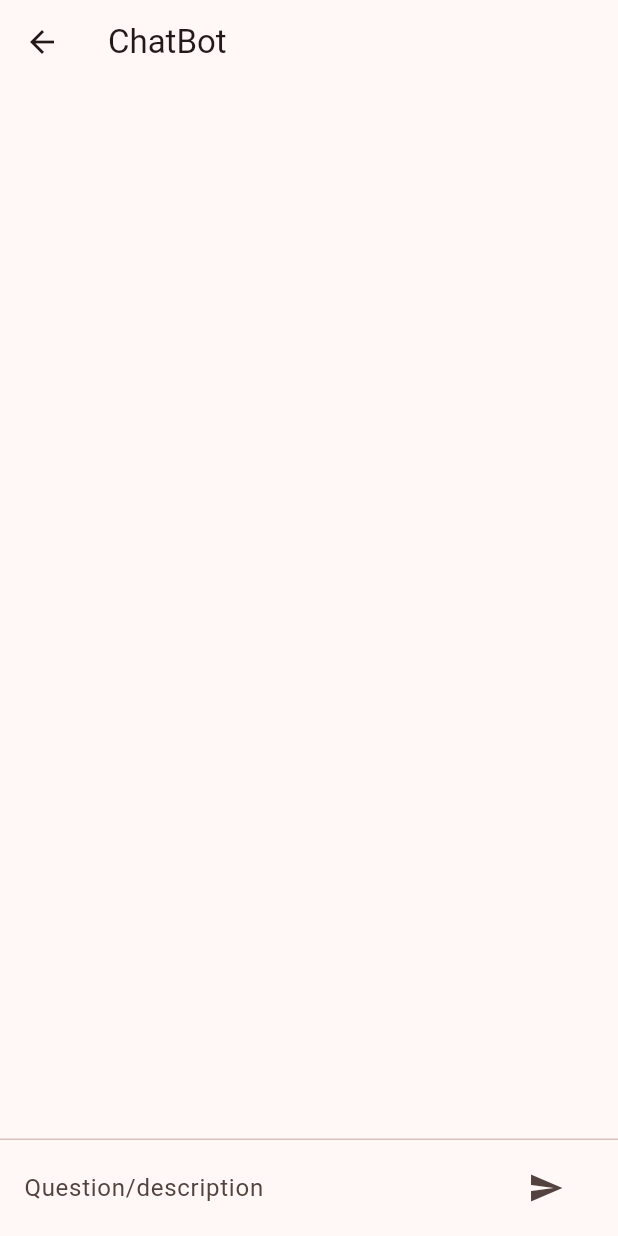
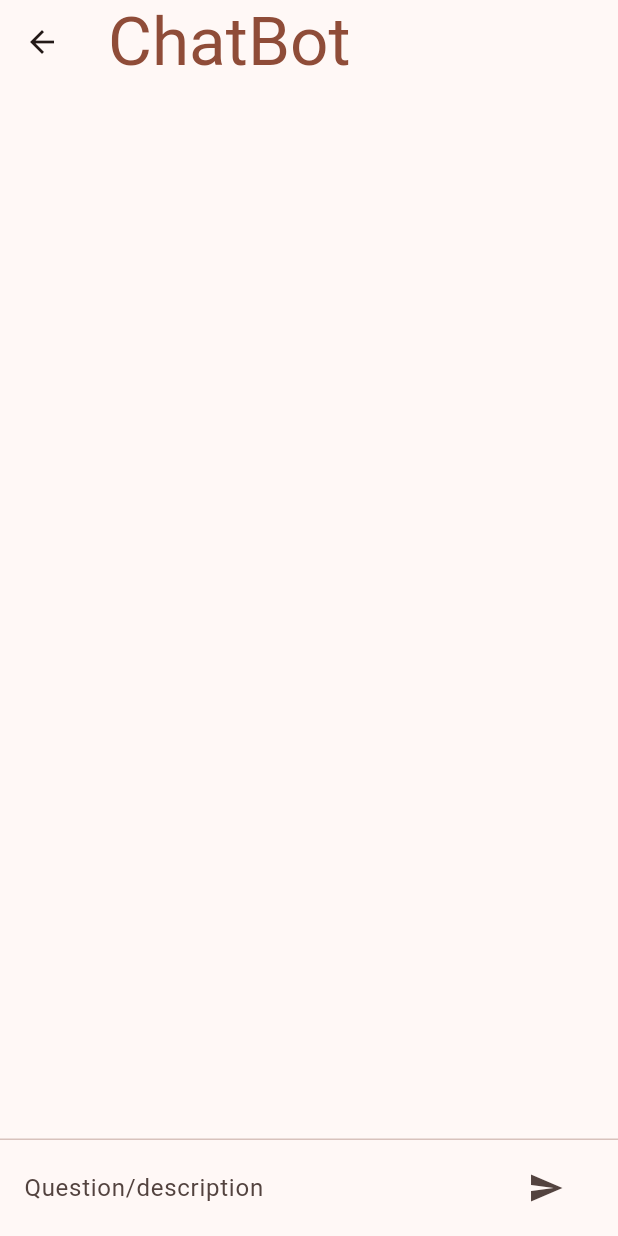
Before and after one commit to avnithv/CongressionalApp2023, a Flutter app: the ChatScreen screen opened directly, on a phone screen of 412 x 824 dp. Run offline on Flutter 3.47's test engine with Material 2 defaults, Android fonts, the phone set to English and light mode, and no system bars; our stand-ins replace fluttertoast, velocity_x; missing offline and left inert: chat_gpt_sdk.

Commit message:
minor changes

```diff
--- a/congressional_app/lib/chat_screen.dart
+++ b/congressional_app/lib/chat_screen.dart
@@ -98,7 +98,7 @@ class _ChatScreenState extends State<ChatScreen> {
   @override
   Widget build(BuildContext context) {
     return Scaffold(
-        appBar: AppBar(title: const Text("ChatBot")),
+        appBar: AppBar(title: Text("ChatBot", style: TextStyle(color: Theme.of(context).colorScheme.primary, fontSize: 45,),),),
         body: SafeArea(
           child: Column(
             children: [
--- a/congressional_app/lib/task_page.dart
+++ b/congressional_app/lib/task_page.dart
@@ -101,7 +101,7 @@ class _TasksWidgetState extends State<TasksWidget> {
   Widget build(BuildContext context) {
     return Scaffold(
       appBar: AppBar(
-        title: Text("Task List"),
+        title: Text("Task List", style: TextStyle(color: Theme.of(context).colorScheme.primary, fontSize: 45,)),
         iconTheme: IconThemeData(color: Colors.white),
       ),
       body: Column(
```
